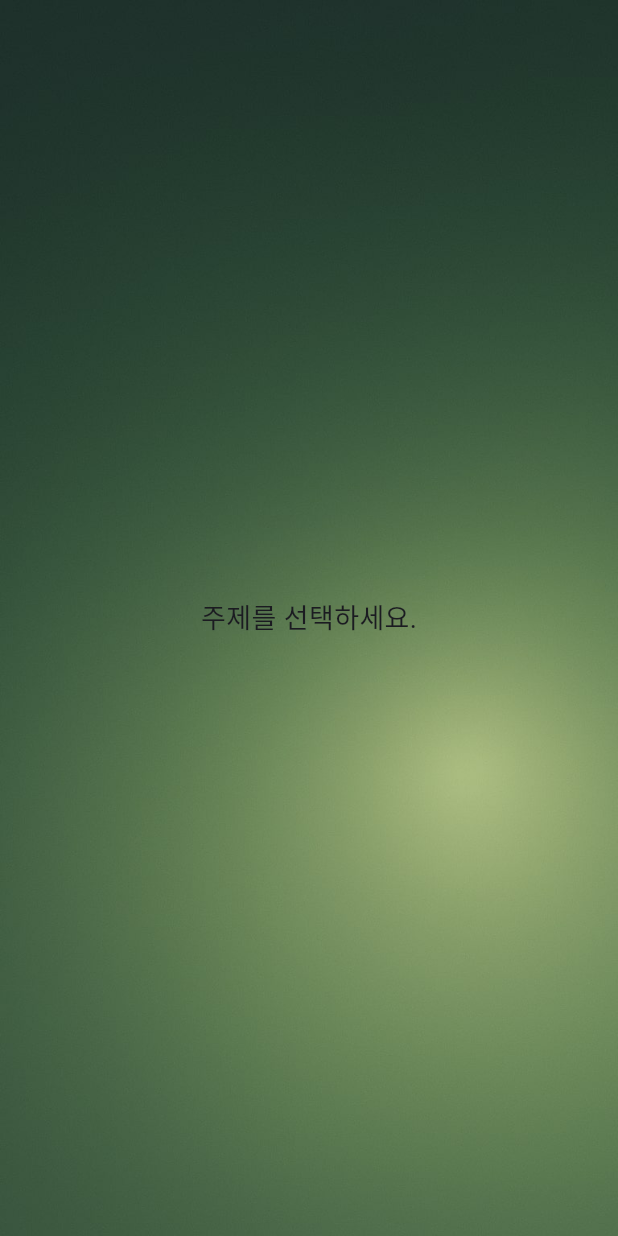
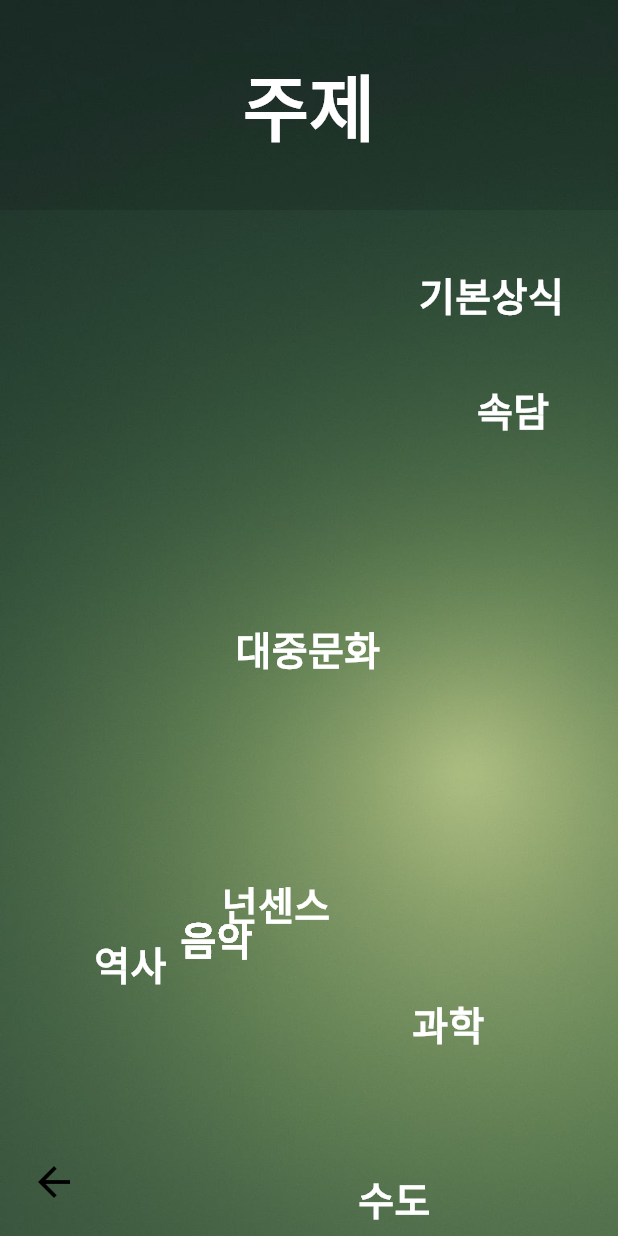
Before and after one commit to 1000sayhi/uteco_kip, a Flutter app: the screen it shows after launch, after a tap on an icon or button, on a phone screen of 412 x 824 dp. Run offline on Flutter 3.47's test engine with Material 3 defaults, Android fonts, the light colour scheme and no system bars.

Commit message:
주제 선택 화면 구현

```diff
--- a/lib/main.dart
+++ b/lib/main.dart
@@ -1,6 +1,7 @@
 import 'package:flutter/material.dart';
 import 'screen/home.dart';
 import 'screen/splash.dart';
+import 'screen/topic_result.dart';
 import 'screen/topic_selection.dart';
 
 void main() {
@@ -24,6 +25,7 @@
         HomeScreen.routeName: (context) => const HomeScreen(),
         TopicSelectionScreen.routeName: (context) =>
             const TopicSelectionScreen(),
+        TopicResultScreen.routeName: (context) => const TopicResultScreen(),
       },
     );
   }
--- /dev/null
+++ b/lib/screen/topic_result.dart
@@ -0,0 +1,59 @@
+import 'package:flutter/material.dart';
+
+import '../widget/base_background.dart';
+
+class TopicResultScreen extends StatelessWidget {
+  const TopicResultScreen({super.key});
+
+  static const routeName = '/topic-result';
+
+  @override
+  Widget build(BuildContext context) {
+    final selected = ModalRoute.of(context)?.settings.arguments as String?;
+    return Scaffold(
+      body: BaseBackground(
+        child: Stack(
+          fit: StackFit.expand,
+          children: [
+            Center(
+              child: Column(
+                mainAxisSize: MainAxisSize.min,
+                children: [
+                  const Text(
+                    '선택한 주제',
+                    style: TextStyle(
+                      fontSize: 28,
+                      fontWeight: FontWeight.w700,
+                      color: Colors.white,
+                    ),
+                  ),
+                  const SizedBox(height: 16),
+                  Text(
+                    selected ?? '선택 없음',
+                    style: const TextStyle(
+                      fontSize: 32,
+                      fontWeight: FontWeight.w900,
+                      color: Colors.white,
+                    ),
+                  ),
+                ],
+              ),
+            ),
+            Positioned(
+              left: 12,
+              bottom: 12,
+              child: SafeArea(
+                child: IconButton(
+                  iconSize: 32,
+                  color: Colors.black,
+                  icon: const Icon(Icons.arrow_back),
+                  onPressed: () => Navigator.pop(context),
+                ),
+              ),
+            ),
+          ],
+        ),
+      ),
+    );
+  }
+}
--- a/lib/screen/topic_selection.dart
+++ b/lib/screen/topic_selection.dart
@@ -1,21 +1,180 @@
+import 'dart:math';
 import 'package:flutter/material.dart';
+import 'package:flutter/scheduler.dart';
+import '../widget/base_background.dart';
+import 'topic_result.dart';
 
-import '../widget/base_background.dart';
-
-class TopicSelectionScreen extends StatelessWidget {
+class TopicSelectionScreen extends StatefulWidget {
   const TopicSelectionScreen({super.key});
 
   static const routeName = '/topic-selection';
 
   @override
+  State<TopicSelectionScreen> createState() => _TopicSelectionScreenState();
+}
+
+class _TopicSelectionScreenState extends State<TopicSelectionScreen>
+    with SingleTickerProviderStateMixin {
+  final List<String> _topics = [
+    '역사',
+    '음악',
+    '기본상식',
+    '과학',
+    '속담',
+    '대중문화',
+    '넌센스',
+    '수도',
+    '음악',
+  ];
+
+  final Random _random = Random();
+  final Map<String, Offset> _positions = {};
+  final Map<String, Offset> _velocities = {};
+  late final Ticker _ticker;
+  Size _screenSize = Size.zero;
+
+  static const double _margin = 40.0;
+  static const double _topBarrierHeight = 140.0;
+  static const double _speedMin = 50.0;
+  static const double _speedMax = 90.0;
+
+  @override
+  void initState() {
+    super.initState();
+    _ticker = createTicker(_onTick)..start();
+    WidgetsBinding.instance.addPostFrameCallback((_) => _initialize());
+  }
+
+  void _initialize() {
+    _screenSize = MediaQuery.of(context).size;
+    _setInitialPositionsAndVelocities();
+  }
+
+  void _setInitialPositionsAndVelocities() {
+    for (final topic in _topics) {
+      final dx =
+          _margin + _random.nextDouble() * (_screenSize.width - _margin * 2);
+      final dy = _topBarrierHeight +
+          _margin +
+          _random.nextDouble() *
+              (_screenSize.height - _topBarrierHeight - _margin * 2);
+      final speed = _speedMin + _random.nextDouble() * (_speedMax - _speedMin);
+      final angle = _random.nextDouble() * 2 * pi;
+      final vx = cos(angle) * speed;
+      final vy = sin(angle) * speed;
+      _positions[topic] = Offset(dx, dy);
+      _velocities[topic] = Offset(vx, vy);
+    }
+  }
+
+  void _onTick(Duration elapsed) {
+    if (!mounted || _screenSize == Size.zero) return;
+    const dt = 1 / 60;
+
+    setState(() {
+      for (final topic in _topics) {
+        final pos = _positions[topic] ?? Offset.zero;
+        final vel = _velocities[topic] ?? Offset.zero;
+        Offset next = pos + vel * dt;
+
+        double vx = vel.dx;
+        double vy = vel.dy;
+
+        if (next.dx < _margin) {
+          next = Offset(_margin, next.dy);
+          vx = vx.abs();
+        } else if (next.dx > _screenSize.width - _margin) {
+          next = Offset(_screenSize.width - _margin, next.dy);
+          vx = -vx.abs();
+        }
+
+        const topLimit = _topBarrierHeight + _margin * 0.5;
+        final bottomLimit = _screenSize.height - _margin;
+        if (next.dy < topLimit) {
+          next = Offset(next.dx, topLimit);
+          vy = vy.abs();
+        } else if (next.dy > bottomLimit) {
+          next = Offset(next.dx, bottomLimit);
+          vy = -vy.abs();
+        }
+
+        _positions[topic] = next;
+        _velocities[topic] = Offset(vx, vy);
+      }
+    });
+  }
+
+  void _onTopicTap(String topic) {
+    Navigator.pushNamed(
+      context,
+      TopicResultScreen.routeName,
+      arguments: topic,
+    );
+  }
+
+  @override
+  void dispose() {
+    _ticker.dispose();
+    super.dispose();
+  }
+
+  @override
   Widget build(BuildContext context) {
-    return const Scaffold(
+    return Scaffold(
       body: BaseBackground(
-        child: Center(
-          child: Text(
-            '주제를 선택하세요.',
-            style: TextStyle(fontSize: 18),
-          ),
+        child: Stack(
+          fit: StackFit.expand,
+          children: [
+            Positioned(
+              left: 0,
+              right: 0,
+              top: 0,
+              height: _topBarrierHeight,
+              child: Container(
+                color: Colors.black.withOpacity(0.12),
+                alignment: Alignment.center,
+                child: Text(
+                  '주제',
+                  style: Theme.of(context).textTheme.headlineLarge?.copyWith(
+                        color: Colors.white,
+                        fontSize: 48,
+                        fontWeight: FontWeight.w700,
+                      ),
+                ),
+              ),
+            ),
+            ..._topics.map(
+              (topic) => Positioned(
+                left: _positions[topic]?.dx ?? -100,
+                top: _positions[topic]?.dy ?? -100,
+                child: GestureDetector(
+                  onTap: () => _onTopicTap(topic),
+                  child: Text(
+                    topic,
+                    style: const TextStyle(
+                      fontSize: 26,
+                      color: Colors.white,
+                      fontWeight: FontWeight.w700,
+                    ),
+                  ),
+                ),
+              ),
+            ),
+            Positioned(
+              left: 12,
+              bottom: 12,
+              child: SafeArea(
+                child: IconButton(
+                  iconSize: 32,
+                  color: Colors.black,
+                  icon: const Icon(Icons.arrow_back),
+                  onPressed: () {
+                    Navigator.pop(context);
+                  },
+                ),
+              ),
+            ),
+          ],
         ),
       ),
     );
```
Also changed, not shown: flutter_01.png (added).
